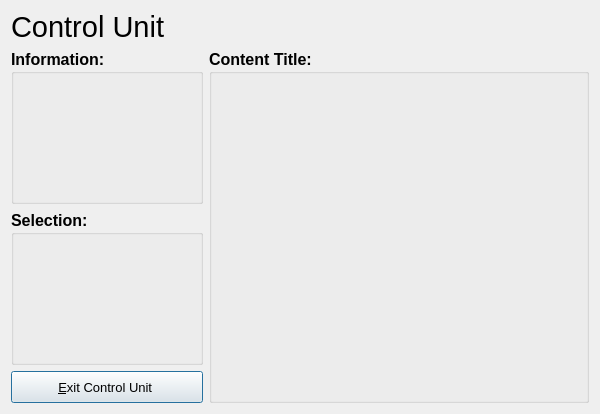
Comer352L/FreeSSM, file ui/ControlUnitDialog.ui: the form before one commit.
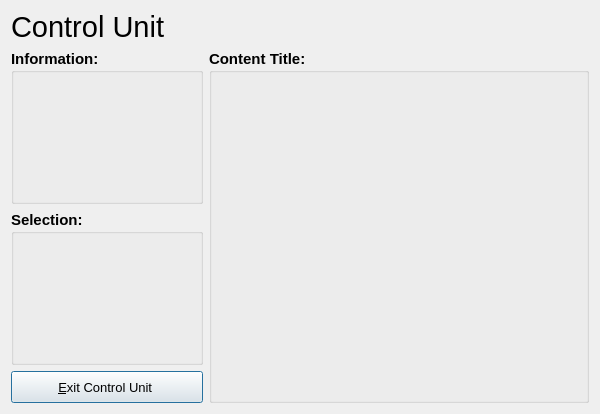
The form after the commit. Icons and pictures are not drawn.

Commit message: ControlUnitDialog.ui: fix the font sizes of the group-boxes

Diff of the .ui file:
```diff
--- a/ui/ControlUnitDialog.ui
+++ b/ui/ControlUnitDialog.ui
@@ -70,7 +70,7 @@
          </property>
          <property name="font">
           <font>
-           <pointsize>12</pointsize>
+           <pointsize>11</pointsize>
            <weight>75</weight>
            <bold>true</bold>
           </font>
@@ -102,7 +102,7 @@
          </property>
          <property name="font">
           <font>
-           <pointsize>12</pointsize>
+           <pointsize>11</pointsize>
            <weight>75</weight>
            <bold>true</bold>
           </font>
@@ -242,7 +242,7 @@
        </property>
        <property name="font">
         <font>
-         <pointsize>12</pointsize>
+         <pointsize>11</pointsize>
          <weight>75</weight>
          <bold>true</bold>
         </font>
```
